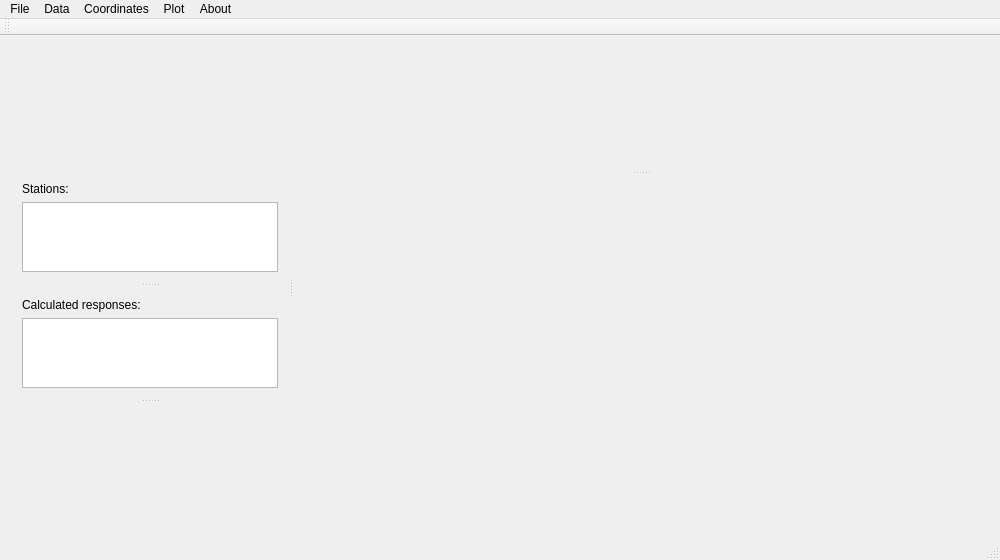
Above: mainwindow.ui from GoFEM/EDITools before the change. Below: the same form after it.
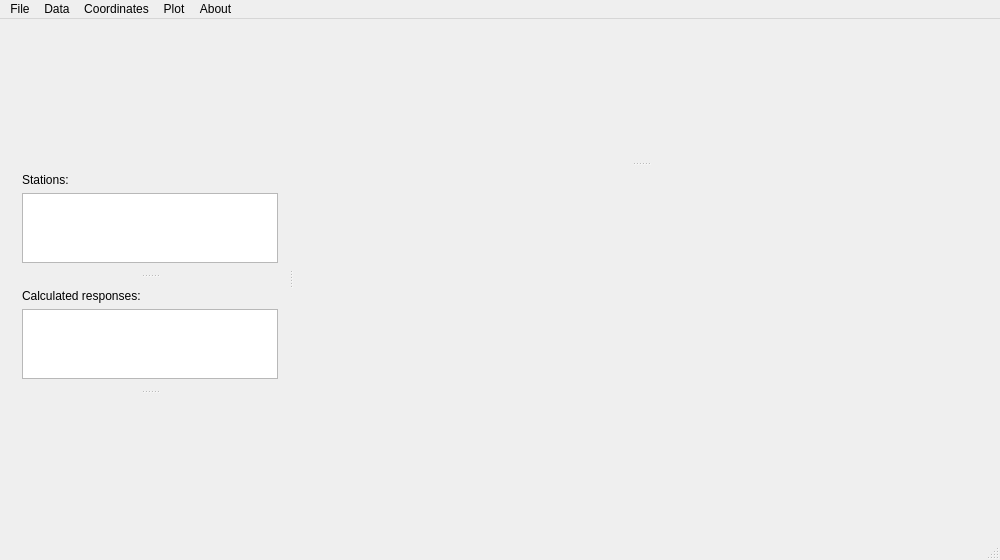
That is the form after the change. Custom widgets are drawn as their Qt base class.

The edit to the form file:
```diff
--- a/mainwindow.ui
+++ b/mainwindow.ui
@@ -174,14 +174,6 @@
    <addaction name="menuPlot"/>
    <addaction name="menuAbout"/>
   </widget>
-  <widget class="QToolBar" name="mainToolBar">
-   <attribute name="toolBarArea">
-    <enum>TopToolBarArea</enum>
-   </attribute>
-   <attribute name="toolBarBreak">
-    <bool>false</bool>
-   </attribute>
-  </widget>
   <widget class="QStatusBar" name="statusBar"/>
   <action name="actionLoad_EDI">
    <property name="text">
```
Left out of the diff: 18 changed lines with no effect on the pictures.
